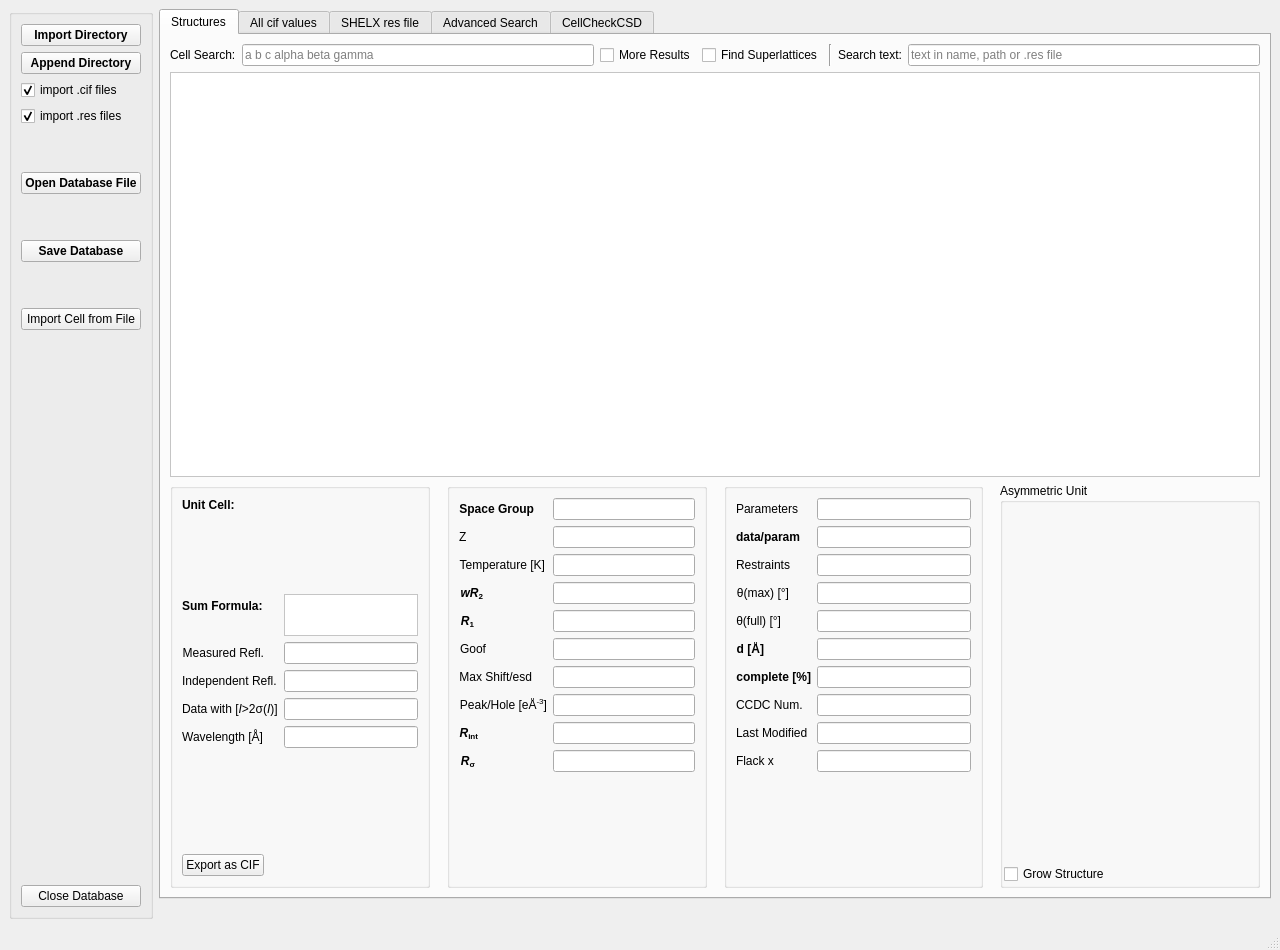
Qt form gui/strf_main.ui (dkratzert/StructureFinder) before a commit.
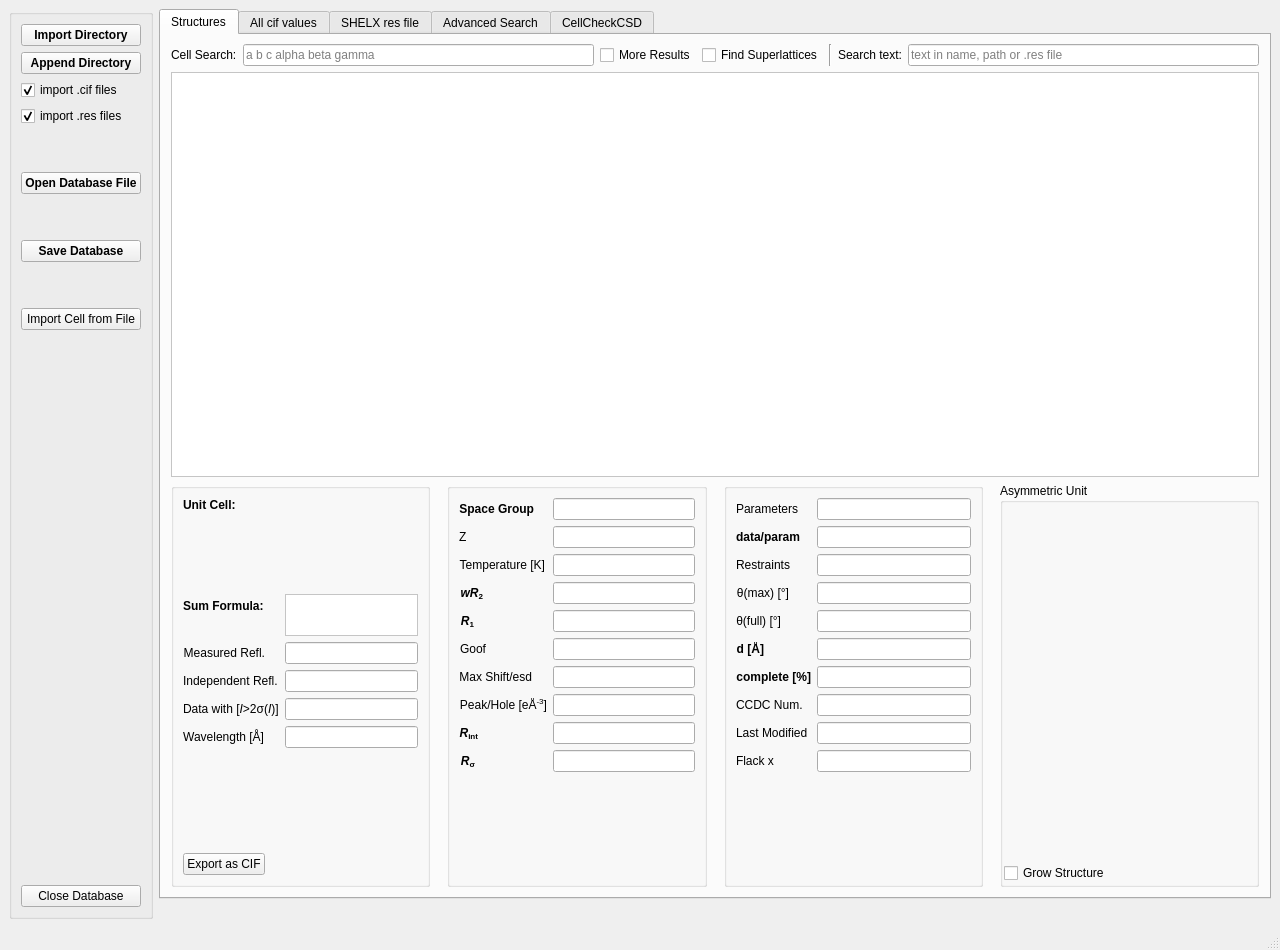
The same form after that commit. Custom widgets are drawn as their Qt base class.

Commit message: removes apex database, small fixes

Diff of the .ui file:
```diff
--- a/gui/strf_main.ui
+++ b/gui/strf_main.ui
@@ -253,6 +253,15 @@
           <string>Structures</string>
          </attribute>
          <layout class="QGridLayout" name="gridLayout_3">
+          <property name="leftMargin">
+           <number>10</number>
+          </property>
+          <property name="rightMargin">
+           <number>10</number>
+          </property>
+          <property name="bottomMargin">
+           <number>10</number>
+          </property>
           <item row="0" column="0">
            <layout class="QGridLayout" name="importResults">
             <property name="sizeConstraint">
```
The commit also changes 2 other files.
